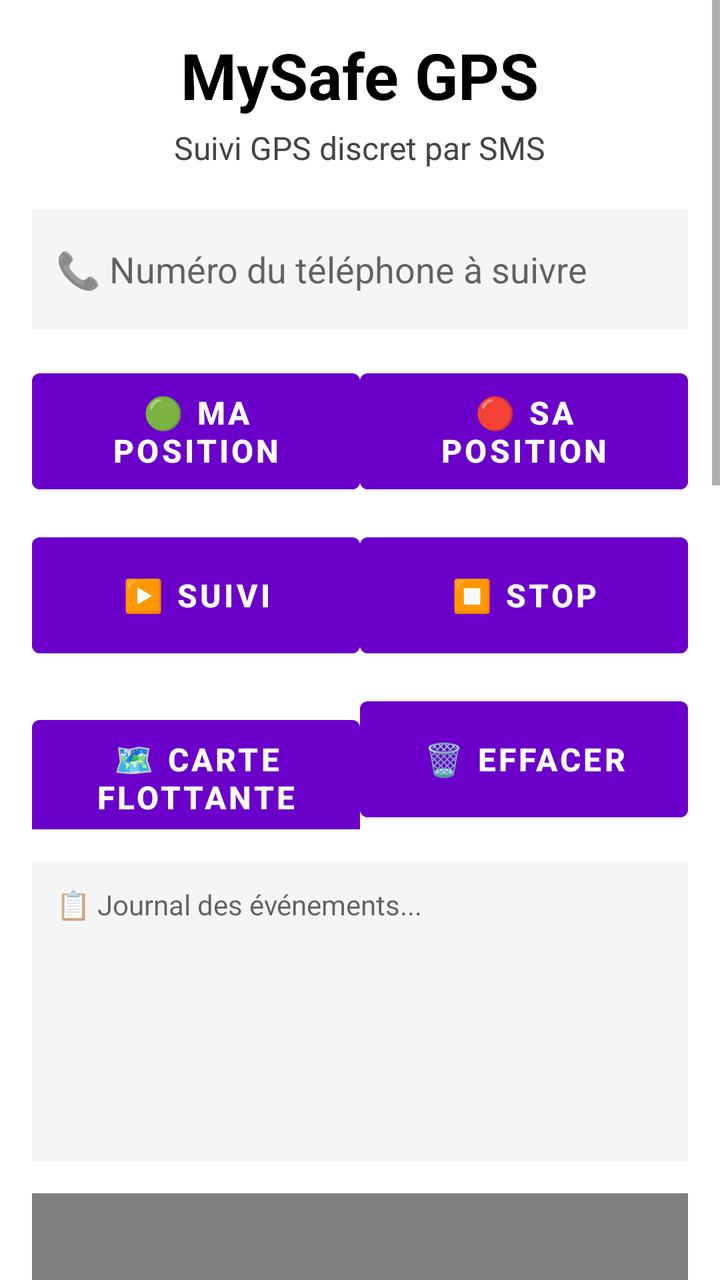
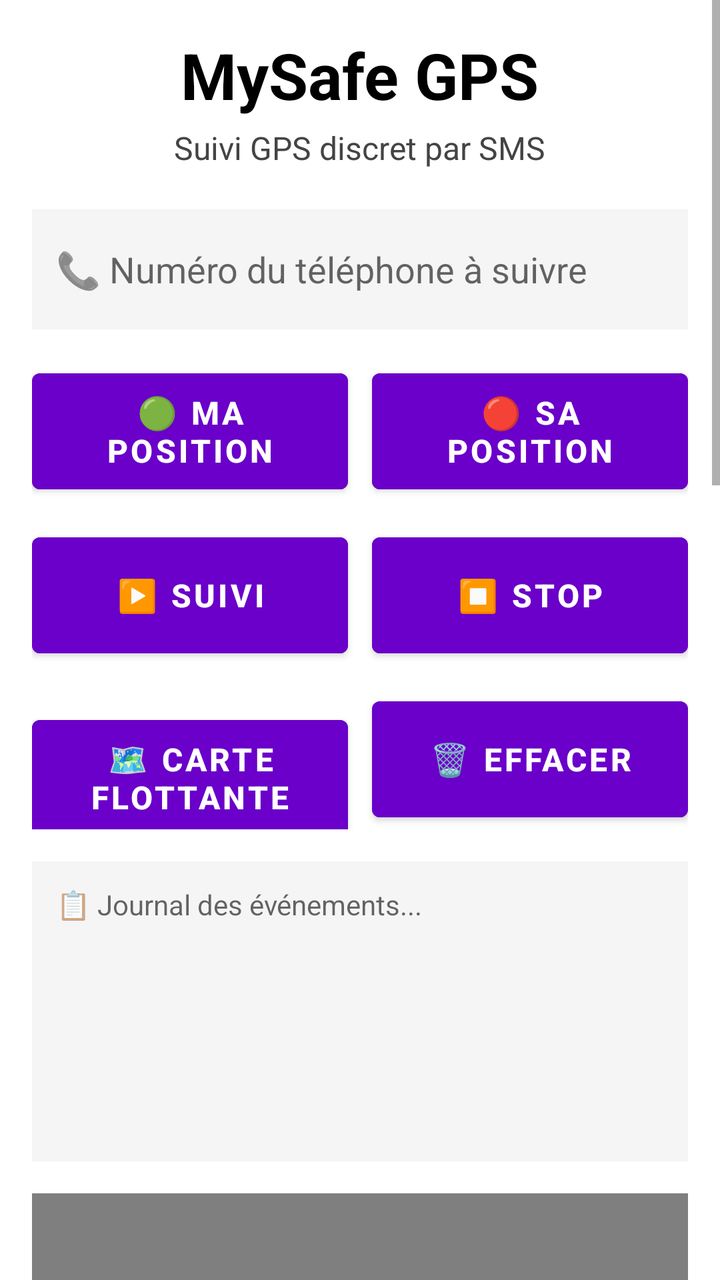

The first picture is an Android layout as it rendered before a commit; the second is the same layout after the commit. The layout source and the unified diff follow.
<!-- AndroidManifest.xml: application theme Theme.MySafe -->
<!-- res/layout/activity_main.xml -->
<?xml version="1.0" encoding="utf-8"?>
<ScrollView xmlns:android="http://schemas.android.com/apk/res/android"
    android:layout_width="match_parent"
    android:layout_height="match_parent"
    android:fillViewport="true"
    android:background="#FFFFFF">

    <LinearLayout
        android:layout_width="match_parent"
        android:layout_height="wrap_content"
        android:orientation="vertical"
        android:padding="16dp"
        android:gravity="center_horizontal">

        
        <TextView
            android:id="@+id/tvTitle"
            android:layout_width="wrap_content"
            android:layout_height="wrap_content"
            android:text="MySafe GPS"
            android:textSize="32sp"
            android:textStyle="bold"
            android:textColor="#000000"
            android:layout_marginBottom="4dp"/>

        <TextView
            android:layout_width="wrap_content"
            android:layout_height="wrap_content"
            android:text="Suivi GPS discret par SMS"
            android:textSize="16sp"
            android:textColor="#444444"
            android:layout_marginBottom="20dp"/>

        
        <EditText
            android:id="@+id/etTargetNumber"
            android:layout_width="match_parent"
            android:layout_height="60dp"
            android:hint="📞 Numéro du téléphone à suivre"
            android:textSize="18sp"
            android:inputType="phone"
            android:textColor="#000000"
            android:background="#F5F5F5"
            android:padding="12dp"
            android:layout_marginBottom="16dp"/>

        
        <LinearLayout
            android:layout_width="match_parent"
            android:layout_height="wrap_content"
            android:orientation="horizontal"
            android:gap="12dp"
            android:layout_marginBottom="12dp">

            <Button
                android:id="@+id/btnMyPosition"
                android:layout_width="0dp"
                android:layout_height="70dp"
                android:layout_weight="1"
                android:text="🟢 MA POSITION"
                android:textSize="16sp"
                android:textStyle="bold"
                android:backgroundTint="#6A00C9"
                android:textColor="#FFFFFF"/>

            <Button
                android:id="@+id/btnGetHisPosition"
                android:layout_width="0dp"
                android:layout_height="70dp"
                android:layout_weight="1"
                android:text="🔴 SA POSITION"
                android:textSize="16sp"
                android:textStyle="bold"
                android:backgroundTint="#6A00C9"
                android:textColor="#FFFFFF"/>
        </LinearLayout>

        
        <LinearLayout
            android:layout_width="match_parent"
            android:layout_height="wrap_content"
            android:orientation="horizontal"
            android:gap="12dp"
            android:layout_marginBottom="12dp">

            <Button
                android:id="@+id/btnDemarrer"
                android:layout_width="0dp"
                android:layout_height="70dp"
                android:layout_weight="1"
                android:text="▶️ SUIVI"
                android:textSize="16sp"
                android:textStyle="bold"
                android:backgroundTint="#6A00C9"
                android:textColor="#FFFFFF"/>

            <Button
                android:id="@+id/btnStop"
                android:layout_width="0dp"
                android:layout_height="70dp"
                android:layout_weight="1"
                android:text="⏹️ STOP"
                android:textSize="16sp"
                android:textStyle="bold"
                android:backgroundTint="#6A00C9"
                android:textColor="#FFFFFF"/>
        </LinearLayout>

        
        <LinearLayout
            android:layout_width="match_parent"
            android:layout_height="wrap_content"
            android:orientation="horizontal"
            android:gap="12dp"
            android:layout_marginBottom="16dp">

            <Button
                android:id="@+id/btnFloatingMap"
                android:layout_width="0dp"
                android:layout_height="70dp"
                android:layout_weight="1"
                android:text="🗺️ CARTE FLOTTANTE"
                android:textSize="16sp"
                android:textStyle="bold"
                android:backgroundTint="#6A00C9"
                android:textColor="#FFFFFF"/>

            <Button
                android:id="@+id/btnClearHistory"
                android:layout_width="0dp"
                android:layout_height="70dp"
                android:layout_weight="1"
                android:text="🗑️ EFFACER"
                android:textSize="16sp"
                android:textStyle="bold"
                android:backgroundTint="#6A00C9"
                android:textColor="#FFFFFF"/>
        </LinearLayout>

        
        <TextView
            android:id="@+id/tvPositions"
            android:layout_width="match_parent"
            android:layout_height="150dp"
            android:hint="📋 Journal des événements..."
            android:textSize="14sp"
            android:textColor="#000000"
            android:background="#F5F5F5"
            android:padding="12dp"
            android:layout_marginBottom="16dp"
            android:scrollbars="vertical"
            android:maxLines="8"/>

        
        <org.osmdroid.views.MapView
            android:id="@+id/mapView"
            android:layout_width="match_parent"
            android:layout_height="350dp"
            android:layout_marginBottom="20dp"/>

        
        
        
        <TextView
            android:layout_width="wrap_content"
            android:layout_height="wrap_content"
            android:text="🔒 STREAMING CAMÉRA"
            android:textSize="22sp"
            android:textStyle="bold"
            android:textColor="#006633"
            android:layout_marginBottom="16dp"/>

        
        <TextView
            android:layout_width="match_parent"
            android:layout_height="wrap_content"
            android:text="📷 Caméra :"
            android:textSize="16sp"
            android:textStyle="bold"
            android:textColor="#000000"
            android:layout_marginBottom="8dp"/>

        <LinearLayout
            android:layout_width="match_parent"
            android:layout_height="wrap_content"
            android:orientation="horizontal"
            android:gap="12dp"
            android:layout_marginBottom="16dp">

            <Button
                android:id="@+id/btnCamFront"
                android:layout_width="0dp"
                android:layout_height="60dp"
                android:layout_weight="1"
                android:text="👤 AVANT"
                android:textSize="15sp"
                android:textStyle="bold"
                android:backgroundTint="#444444"
                android:textColor="#FFFFFF"/>

            <Button
                android:id="@+id/btnCamBack"
                android:layout_width="0dp"
                android:layout_height="60dp"
                android:layout_weight="1"
                android:text="📷 ARRIÈRE"
                android:textSize="15sp"
                android:textStyle="bold"
                android:backgroundTint="#006633"
                android:textColor="#FFFFFF"/>
        </LinearLayout>

        
        <TextView
            android:layout_width="match_parent"
            android:layout_height="wrap_content"
            android:text="🔊 Son / Micro :"
            android:textSize="16sp"
            android:textStyle="bold"
            android:textColor="#000000"
            android:layout_marginBottom="8dp"/>

        <LinearLayout
            android:layout_width="match_parent"
            android:layout_height="wrap_content"
            android:orientation="horizontal"
            android:gap="12dp"
            android:layout_marginBottom="16dp">

            <Button
                android:id="@+id/btnMicToggle"
                android:layout_width="0dp"
                android:layout_height="60dp"
                android:layout_weight="1"
                android:text="🎤 MICRO: OFF"
                android:textSize="14sp"
                android:textStyle="bold"
                android:backgroundTint="#444444"
                android:textColor="#FFFFFF"/>

            <Button
                android:id="@+id/btnSpeakToggle"
                android:layout_width="0dp"
                android:layout_height="60dp"
                android:layout_weight="1"
                android:text="🔊 SON: OFF"
                android:textSize="14sp"
                android:textStyle="bold"
                android:backgroundTint="#444444"
                android:textColor="#FFFFFF"/>
        </LinearLayout>

        
        <LinearLayout
            android:layout_width="match_parent"
            android:layout_height="wrap_content"
            android:orientation="horizontal"
            android:gap="12dp"
            android:layout_marginBottom="16dp">

            <Button
                android:id="@+id/btnStartStream"
                android:layout_width="0dp"
                android:layout_height="65dp"
                android:layout_weight="1"
                android:text="▶️ DÉMARRER LE STREAM"
                android:textSize="15sp"
                android:textStyle="bold"
                android:backgroundTint="#009933"
                android:textColor="#FFFFFF"/>

            <Button
                android:id="@+id/btnStopStream"
                android:layout_width="0dp"
                android:layout_height="65dp"
                android:layout_weight="1"
                android:text="⏹️ ARRÊTER"
                android:textSize="15sp"
                android:textStyle="bold"
                android:backgroundTint="#CC0000"
                android:textColor="#FFFFFF"/>
        </LinearLayout>

        
        <TextView
            android:layout_width="match_parent"
            android:layout_height="wrap_content"
            android:text="📹 Aperçu caméra :"
            android:textSize="16sp"
            android:textStyle="bold"
            android:textColor="#000000"
            android:layout_marginBottom="8dp"/>

        <TextureView
            android:id="@+id/surfaceView"
            android:layout_width="match_parent"
            android:layout_height="250dp"
            android:background="#000000"
            android:layout_marginBottom="16dp"/>

        
        <TextView
            android:id="@+id/tvStreamStatus"
            android:layout_width="match_parent"
            android:layout_height="wrap_content"
            android:text="✅ Prêt — choisis caméra et clique DÉMARRER"
            android:textSize="14sp"
            android:textColor="#006633"
            android:gravity="center"
            android:padding="12dp"
            android:background="#E8F5E9"
            android:layout_marginBottom="30dp"/>

    </LinearLayout>
</ScrollView>
<!-- resources referenced by this layout -->
<resources>
  <style name="Theme.MySafe" parent="Theme.MaterialComponents.DayNight.NoActionBar">
          <item name="colorPrimary">@color/purple_500</item>
          <item name="colorOnPrimary">@color/white</item>
      </style>
  <color name="purple_500">#6200EE</color>
  <color name="white">#FFFFFFFF</color>
</resources>

<!-- the commit's change to res/layout/activity_main.xml (unified diff, before → after) -->
@@ -14,7 +14,6 @@
 
         
         <TextView
-            android:id="@+id/tvTitle"
             android:layout_width="wrap_content"
             android:layout_height="wrap_content"
             android:text="MySafe GPS"
@@ -49,7 +48,6 @@
             android:layout_width="match_parent"
             android:layout_height="wrap_content"
             android:orientation="horizontal"
-            android:gap="12dp"
             android:layout_marginBottom="12dp">
 
             <Button
@@ -61,7 +59,8 @@
                 android:textSize="16sp"
                 android:textStyle="bold"
                 android:backgroundTint="#6A00C9"
-                android:textColor="#FFFFFF"/>
+                android:textColor="#FFFFFF"
+                android:layout_marginEnd="6dp"/>
 
             <Button
                 android:id="@+id/btnGetHisPosition"
@@ -72,15 +71,15 @@
                 android:textSize="16sp"
                 android:textStyle="bold"
                 android:backgroundTint="#6A00C9"
-                android:textColor="#FFFFFF"/>
-        </LinearLayout>
-
-        
-        <LinearLayout
-            android:layout_width="match_parent"
-            android:layout_height="wrap_content"
-            android:orientation="horizontal"
-            android:gap="12dp"
+                android:textColor="#FFFFFF"
+                android:layout_marginStart="6dp"/>
+        </LinearLayout>
+
+        
+        <LinearLayout
+            android:layout_width="match_parent"
+            android:layout_height="wrap_content"
+            android:orientation="horizontal"
             android:layout_marginBottom="12dp">
 
             <Button
@@ -92,7 +91,8 @@
                 android:textSize="16sp"
                 android:textStyle="bold"
                 android:backgroundTint="#6A00C9"
-                android:textColor="#FFFFFF"/>
+                android:textColor="#FFFFFF"
+                android:layout_marginEnd="6dp"/>
 
             <Button
                 android:id="@+id/btnStop"
@@ -103,15 +103,15 @@
                 android:textSize="16sp"
                 android:textStyle="bold"
                 android:backgroundTint="#6A00C9"
-                android:textColor="#FFFFFF"/>
-        </LinearLayout>
-
-        
-        <LinearLayout
-            android:layout_width="match_parent"
-            android:layout_height="wrap_content"
-            android:orientation="horizontal"
-            android:gap="12dp"
+                android:textColor="#FFFFFF"
+                android:layout_marginStart="6dp"/>
+        </LinearLayout>
+
+        
+        <LinearLayout
+            android:layout_width="match_parent"
+            android:layout_height="wrap_content"
+            android:orientation="horizontal"
             android:layout_marginBottom="16dp">
 
             <Button
@@ -123,7 +123,8 @@
                 android:textSize="16sp"
                 android:textStyle="bold"
                 android:backgroundTint="#6A00C9"
-                android:textColor="#FFFFFF"/>
+                android:textColor="#FFFFFF"
+                android:layout_marginEnd="6dp"/>
 
             <Button
                 android:id="@+id/btnClearHistory"
@@ -134,7 +135,8 @@
                 android:textSize="16sp"
                 android:textStyle="bold"
                 android:backgroundTint="#6A00C9"
-                android:textColor="#FFFFFF"/>
+                android:textColor="#FFFFFF"
+                android:layout_marginStart="6dp"/>
         </LinearLayout>
 
         
@@ -184,7 +186,6 @@
             android:layout_width="match_parent"
             android:layout_height="wrap_content"
             android:orientation="horizontal"
-            android:gap="12dp"
             android:layout_marginBottom="16dp">
 
             <Button
@@ -196,7 +197,8 @@
                 android:textSize="15sp"
                 android:textStyle="bold"
                 android:backgroundTint="#444444"
-                android:textColor="#FFFFFF"/>
+                android:textColor="#FFFFFF"
+                android:layout_marginEnd="6dp"/>
 
             <Button
                 android:id="@+id/btnCamBack"
@@ -207,7 +209,8 @@
                 android:textSize="15sp"
                 android:textStyle="bold"
                 android:backgroundTint="#006633"
-                android:textColor="#FFFFFF"/>
+                android:textColor="#FFFFFF"
+                android:layout_marginStart="6dp"/>
         </LinearLayout>
 
         
@@ -224,7 +227,6 @@
             android:layout_width="match_parent"
             android:layout_height="wrap_content"
             android:orientation="horizontal"
-            android:gap="12dp"
             android:layout_marginBottom="16dp">
 
             <Button
@@ -236,7 +238,8 @@
                 android:textSize="14sp"
                 android:textStyle="bold"
                 android:backgroundTint="#444444"
-                android:textColor="#FFFFFF"/>
+                android:textColor="#FFFFFF"
+                android:layout_marginEnd="6dp"/>
 
             <Button
                 android:id="@+id/btnSpeakToggle"
@@ -247,15 +250,15 @@
                 android:textSize="14sp"
                 android:textStyle="bold"
                 android:backgroundTint="#444444"
-                android:textColor="#FFFFFF"/>
-        </LinearLayout>
-
-        
-        <LinearLayout
-            android:layout_width="match_parent"
-            android:layout_height="wrap_content"
-            android:orientation="horizontal"
-            android:gap="12dp"
+                android:textColor="#FFFFFF"
+                android:layout_marginStart="6dp"/>
+        </LinearLayout>
+
+        
+        <LinearLayout
+            android:layout_width="match_parent"
+            android:layout_height="wrap_content"
+            android:orientation="horizontal"
             android:layout_marginBottom="16dp">
 
             <Button
@@ -267,7 +270,8 @@
                 android:textSize="15sp"
                 android:textStyle="bold"
                 android:backgroundTint="#009933"
-                android:textColor="#FFFFFF"/>
+                android:textColor="#FFFFFF"
+                android:layout_marginEnd="6dp"/>
 
             <Button
                 android:id="@+id/btnStopStream"
@@ -278,7 +282,8 @@
                 android:textSize="15sp"
                 android:textStyle="bold"
                 android:backgroundTint="#CC0000"
-                android:textColor="#FFFFFF"/>
+                android:textColor="#FFFFFF"
+                android:layout_marginStart="6dp"/>
         </LinearLayout>
 
         
